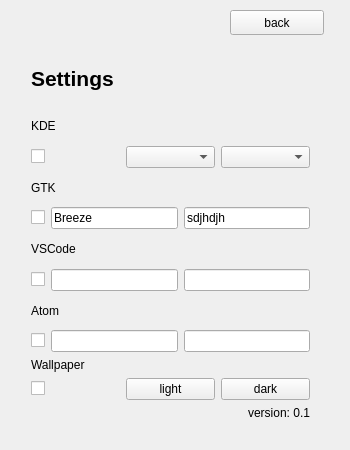
First picture: the form in src/ui/settings.ui, repository oskarsh/Yin-Yang, before the edit.
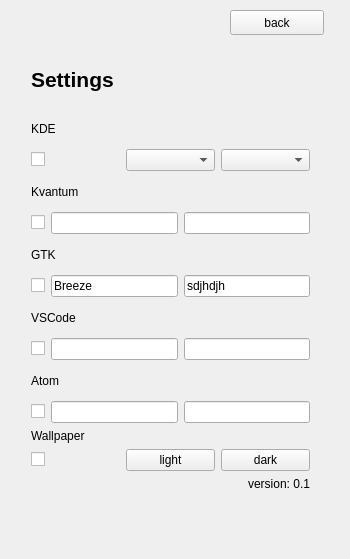
Second picture: the form after the edit. Icons and pictures are not drawn.

Commit message: Added Kvantum settings in GUI and fixed install script

Diff of the .ui file:
```diff
--- a/src/ui/settings.ui
+++ b/src/ui/settings.ui
@@ -10,7 +10,7 @@
     <x>0</x>
     <y>0</y>
     <width>350</width>
-    <height>450</height>
+    <height>559</height>
    </rect>
   </property>
   <property name="sizePolicy">
@@ -22,13 +22,13 @@
   <property name="minimumSize">
    <size>
     <width>350</width>
-    <height>430</height>
+    <height>559</height>
    </size>
   </property>
   <property name="maximumSize">
    <size>
     <width>350</width>
-    <height>450</height>
+    <height>550</height>
    </size>
   </property>
   <property name="baseSize">
@@ -51,7 +51,7 @@
       <x>20</x>
       <y>40</y>
       <width>301</width>
-      <height>391</height>
+      <height>462</height>
      </rect>
     </property>
     <layout class="QVBoxLayout" name="verticalLayout">
@@ -97,6 +97,41 @@
        </item>
       </layout>
      </item>
+     <item>
+      <layout class="QVBoxLayout" name="kvantum">
+       <item>
+        <widget class="QLabel" name="label_12">
+         <property name="text">
+          <string>Kvantum</string>
+         </property>
+        </widget>
+       </item>
+       <item>
+        <layout class="QHBoxLayout" name="horizontalLayout_12">
+         <item>
+          <widget class="QCheckBox" name="kvantum_checkbox">
+           <property name="text">
+            <string/>
+           </property>
+          </widget>
+         </item>
+         <item>
+          <widget class="QLineEdit" name="kvantum_line_light">
+           <property name="placeholderText">
+            <string/>
+           </property>
+           <property name="clearButtonEnabled">
+            <bool>false</bool>
+           </property>
+          </widget>
+         </item>
+         <item>
+          <widget class="QLineEdit" name="kvantum_line_dark"/>
+         </item>
+        </layout>
+       </item>
+      </layout>
+     </item>
      <item>
       <layout class="QVBoxLayout" name="gtk">
        <item>
```
Left out of the diff: 2 changed lines with no effect on the pictures. The commit also changes 6 other files.
